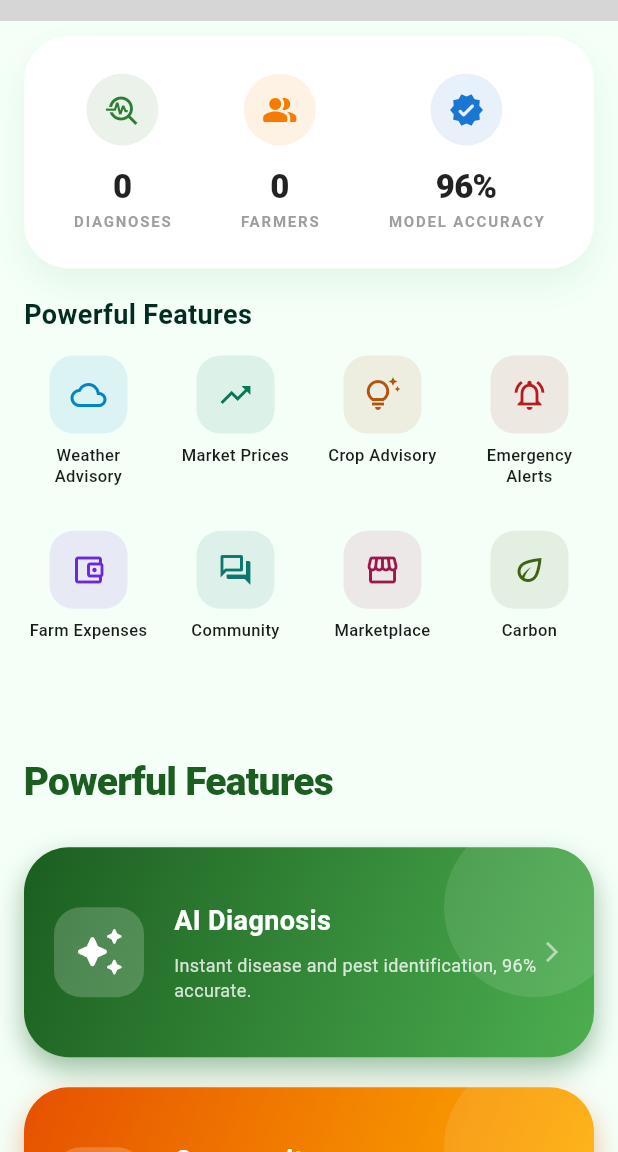
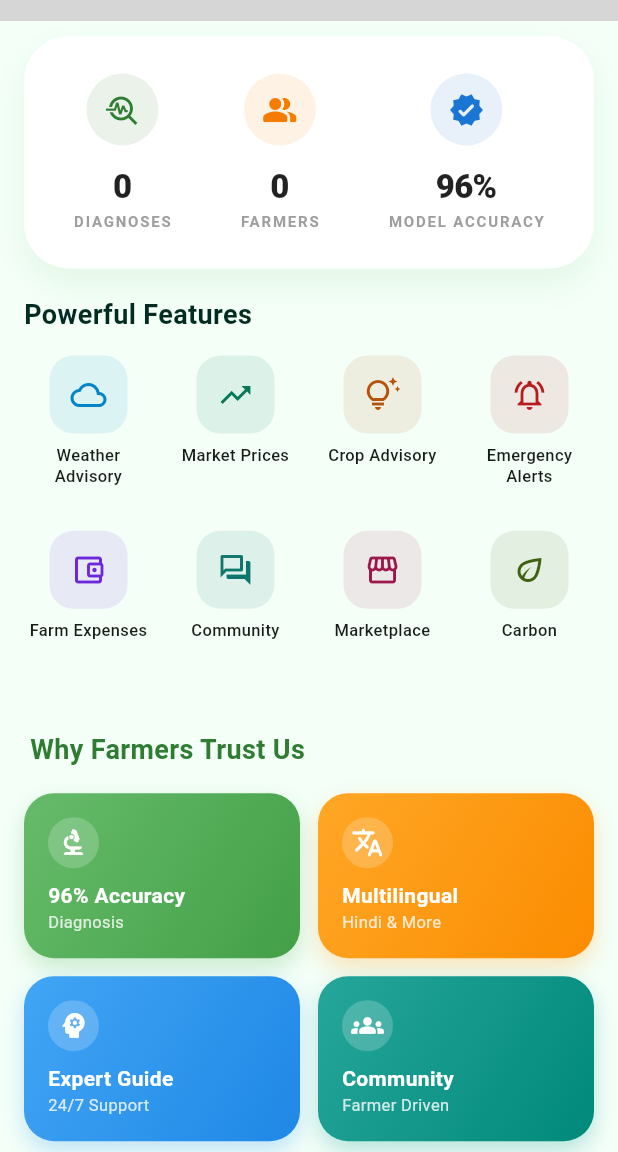
Before and after one commit to Tejas-Coder-07/CropGuardian, a Flutter app: the DashboardScreen screen opened directly, scrolled down 479 dp, on a phone screen of 412 x 824 dp, the part 84-1236 px from its top. Run offline on Flutter 3.47's test engine with Material 3 defaults, Android fonts, the phone set to English and light mode, and no system bars; our stand-ins replace animated_text_kit, cloud_firestore, firebase_auth, firebase_core, firebase_messaging, flutter_dotenv and 12 more; missing offline and left inert: cloudinary_public, flutter_inappwebview, tflite_flutter, translator; accounts and stored records are empty; network calls fail; grey boxes are pictures that could not be loaded.

Commit message:
Remove duplicate feature section; correct accuracy to 96%

```diff
--- a/lib/Screens/dashboard/dashboard_screen.dart
+++ b/lib/Screens/dashboard/dashboard_screen.dart
@@ -54,7 +54,6 @@ class DashboardScreen extends StatelessWidget {
               HeroSection(),
               StatsRow(),
               const QuickAccessGrid(),
-              FeatureSection(),
               TrustSection(),
             ],
           ),
--- a/lib/Screens/dashboard/widgets/trust_section.dart
+++ b/lib/Screens/dashboard/widgets/trust_section.dart
@@ -28,7 +28,7 @@ class TrustSection extends StatelessWidget {
               Row(
                 children: [
                   _buildTrustCard(
-                    title: "85% Accuracy",
+                    title: "96% Accuracy",
                     subtitle: "Diagnosis",
                     icon: Icons.biotech_rounded,
                     colors: [const Color(0xFF66BB6A), const Color(0xFF43A047)],
```
